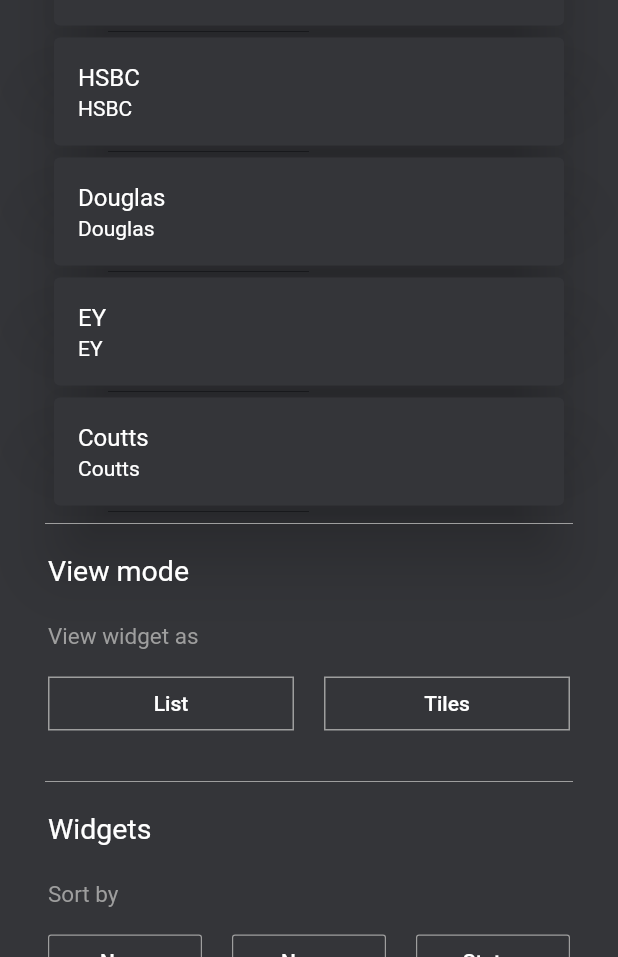
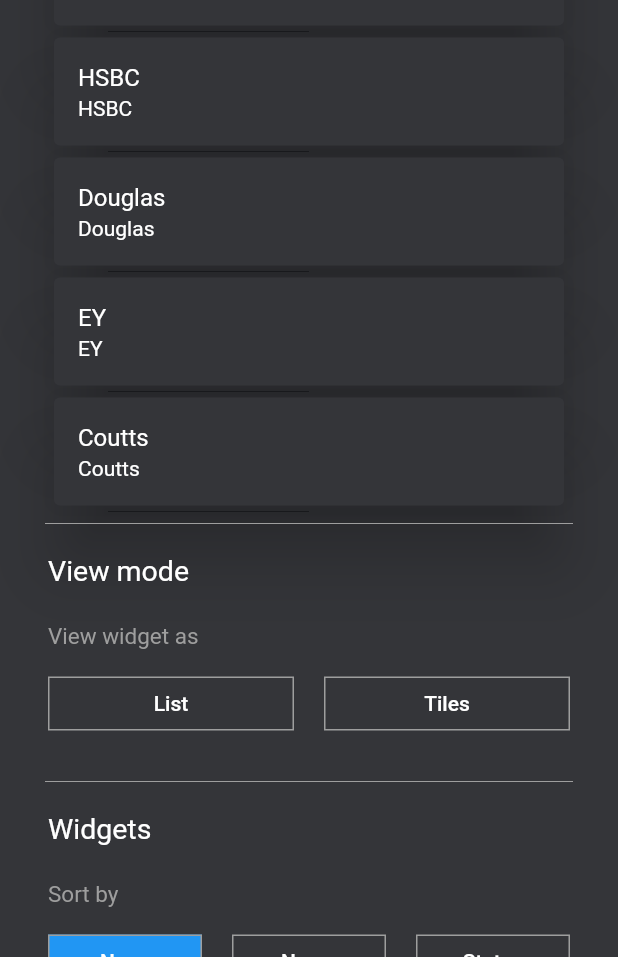
Before and after one commit to wttech/cogboard-mobile, a Flutter app: the SettingsScreen screen opened by its route, after a tap on "None", on a phone screen of 412 x 824 dp, the part 279-1236 px from its top. Run offline on Flutter 3.47's test engine with Material 2 defaults, Android fonts, the phone set to English and light mode, and no system bars; our stand-ins replace shared_preferences; accounts and stored records are empty.

Commit message:
SharedPreferences update, settings screens update

```diff
--- a/lib/providers/settings_provider.dart
+++ b/lib/providers/settings_provider.dart
@@ -1,6 +1,3 @@
-import 'dart:io';
-import 'dart:convert';
-
 import 'package:cogboardmobileapp/models/connection_model.dart';
 import 'package:cogboardmobileapp/models/hints_model.dart';
 import 'package:cogboardmobileapp/models/view_mode_model.dart';
@@ -8,224 +5,151 @@ import 'package:cogboardmobileapp/models/widget_model.dart';
 import 'package:cogboardmobileapp/utils/shared_preferences_utils.dart';
 import 'package:flutter/foundation.dart';
 import 'package:flutter/material.dart';
-import 'package:shared_preferences/shared_preferences.dart';
 
 class SettingsProvider with ChangeNotifier {
+  WidgetSortBy _sortBy;
+  ViewMode _viewAs;
+  Hints _showHints;
+  bool _settingsConfigFetched = false;
 
-  WidgetSortBy sortBy;
-  ViewMode viewAs;
-  Hints showHints;
-  bool settingsConfigFetched = false;
+  final List<Connection> _connections = [
+    Connection(url: 'http://cognifide.com', name: 'Cogboard', isActive: false),
+    Connection(url: 'http://cognifide.com', name: 'HSBC', isActive: false),
+    Connection(url: 'http://cognifide.com', name: 'Douglas', isActive: false),
+    Connection(url: 'http://cognifide.com', name: 'EY', isActive: false),
+    Connection(url: 'http://cognifide.com', name: 'Coutts', isActive: false),
+  ];
 
-
-
-
-  final List<Connection> _connections =  [
-    Connection(
-      url: 'http://cognifide.com',
-      name: 'Cogboard',
-      isActive: false
-    ),
-    Connection(
-        url: 'http://cognifide.com',
-        name: 'HSBC',
-      isActive: false
-    ),
-    Connection(
-        url: 'http://cognifide.com',
-        name: 'Douglas',
-      isActive: false
-    ),
-    Connection(
-        url: 'http://cognifide.com',
-        name: 'EY',
-      isActive: false
-    ),
-    Connection(
-        url: 'http://cognifide.com',
-        name: 'Coutts',
-      isActive: false
-    ),
-  ];
-  final SharedPref _sharedPref = new SharedPref();
-//  List<Connection> _connections;
-
-  final List<WidgetType> _widgets =  [
+  final List<WidgetType> _widgetTypes = [
     WidgetType(
       name: 'Health Check',
       isVisible: true,
     ),
-    WidgetType(
-      name: 'Bamboo Plan',
-        isVisible: true
-    ),
-    WidgetType(
-      name: 'Bamboo Deployment',
-        isVisible: true
-    ),
-    WidgetType(
-      name: 'Jenkins',
-        isVisible: true
-    ),
-    WidgetType(
-      name: 'Checkbox',
-        isVisible: true
-    ),
-    WidgetType(
-      name: 'SonarCube',
-        isVisible: true
-    ),
-    WidgetType(
-      name: 'Text Widget',
-        isVisible: true
-    ),
-    WidgetType(
-      name: 'Clock',
-        isVisible: true
-    ),
-    WidgetType(
-      name: 'BundleInfo',
-        isVisible: true
-    ),
-    WidgetType(
-      name: 'ServiceCheck',
-        isVisible: true
-    ),
-    WidgetType(
-      name: 'PersonDraw',
-        isVisible: true
-    ),
-    WidgetType(
-      name: 'IFrame',
-        isVisible: true
-    ),
+    WidgetType(name: 'Bamboo Plan', isVisible: true),
+    WidgetType(name: 'Bamboo Deployment', isVisible: true),
+    WidgetType(name: 'Jenkins', isVisible: true),
+    WidgetType(name: 'Checkbox', isVisible: true),
+    WidgetType(name: 'SonarCube', isVisible: true),
+    WidgetType(name: 'Text Widget', isVisible: true),
+    WidgetType(name: 'Clock', isVisible: true),
+    WidgetType(name: 'BundleInfo', isVisible: true),
+    WidgetType(name: 'ServiceCheck', isVisible: true),
+    WidgetType(name: 'PersonDraw', isVisible: true),
+    WidgetType(name: 'IFrame', isVisible: true),
   ];
 
   List<WidgetType> get widgets {
-    return _widgets;
+    return _widgetTypes;
   }
 
-  // SettingsProvider() {
-  //   loadConenctions();
-  // }
-
-//  Future<void> fetchConnections() async {
-//    _connections =
-//        Connection.decodeConnections(await _sharedPref.read('connections'));
-//    notifyListeners();
-//  }
-//
   List<Connection> get connections {
     return _connections;
   }
 
+  ViewMode get viewMode {
+    return _viewAs;
+  }
+
+  WidgetSortBy get sortBy {
+    return _sortBy;
+  }
+
+  Hints get showHints {
+    return _showHints;
+  }
+
   initialValue() async {
-
-    _sharedPref.save('connections', _connections);
-    _sharedPref.save('widgetsTypes', _widgets);
+    SharedPref.save('connections', _connections);
+    ViewMode viewWidgetAs = ViewMode.List;
+    SharedPref.save('viewAs', describeEnum(viewWidgetAs).toString());
+    SharedPref.save('widgetsTypes', _widgetTypes);
     WidgetSortBy sortBy = WidgetSortBy.Name;
-    _sharedPref.save('widgetsSortBy', describeEnum(sortBy).toString());
-    ViewMode viewAs = ViewMode.List;
-    _sharedPref.save('viewAs', describeEnum(viewAs).toString());
+    SharedPref.save('widgetsSortBy', describeEnum(sortBy).toString());
     Hints showHints = Hints.Off;
-    _sharedPref.save('showHints', describeEnum(showHints).toString());
-
-
+    SharedPref.save('showHints', describeEnum(showHints).toString());
   }
 
   T enumFromString<T>(Iterable<T> values, String value) {
-    return values.firstWhere((type) => type.toString().split(".").last == value,
-        orElse: () => null);
+    return values.firstWhere((type) => type.toString().split(".").last == value, orElse: () => null);
   }
 
   Future<void> fetchConnections() async {
-    List<Connection> allConnections = (await _sharedPref.read(
-        'connections') as List).map((connection) =>
-        Connection.fromJson(connection)).toList();
+    List<Connection> allConnections =
+        (await SharedPref.read('connections') as List).map((connection) => Connection.fromJson(connection)).toList();
 
     for (var con in allConnections) {
       print(con.name);
     }
   }
 
-  void addNewConnection(Connection newConnection) {
-    _connections.add(newConnection);
-    _sharedPref.save('connections', _connections);
-    notifyListeners();
-  }
-
-  void removeConnection(Connection removedConnection) {
-    _connections.remove(removedConnection);
-    _sharedPref.save('connections', _connections);
-    notifyListeners();
-  }
-
   Future<void> fetchViewWidgetsAs() async {
-    viewAs = enumFromString(ViewMode.values, await _sharedPref.read('viewAs'));
-    print(viewAs.toString());
-  }
-
-  Future<void> fetchSettingsConfig() async {
-    if(!settingsConfigFetched) {
-      await fetchConnections();
-      await fetchWidgetsTypes();
-      await fetchWidgetsSortBy();
-      await fetchViewWidgetsAs();
-      await fetchShowHints();
-      settingsConfigFetched = true;
-      notifyListeners();
-    }
-  }
-
-  setViewWidgetsAs(ViewMode viewWidgetAs) {
-    viewAs = viewWidgetAs;
-    _sharedPref.save('viewAs', describeEnum(viewAs).toString());
-    notifyListeners();
-  }
-
-  ViewMode get ViewModeAs{
-    return viewAs;
+    _viewAs = enumFromString(ViewMode.values, await SharedPref.read('viewAs'));
+    print(_viewAs.toString());
   }
 
   Future<void> fetchWidgetsSortBy() async {
-    sortBy = enumFromString(WidgetSortBy.values, await _sharedPref.read('widgetsSortBy'));
+    _sortBy = enumFromString(WidgetSortBy.values, await SharedPref.read('widgetsSortBy'));
   }
 
-  setWidgetsSortBy(WidgetSortBy widgetSortBy) {
-    sortBy = widgetSortBy;
-    _sharedPref.save('viewAs', describeEnum(sortBy).toString());
-    notifyListeners();
-  }
-
-
   Future<void> fetchWidgetsTypes() async {
-    List<WidgetType> allWidgetsTypes = (await _sharedPref.read(
-        'widgetsTypes') as List).map((widgetType) =>
-        WidgetType.fromJson(widgetType)).toList();
+    List<WidgetType> allWidgetsTypes =
+        (await SharedPref.read('widgetsTypes') as List).map((widgetType) => WidgetType.fromJson(widgetType)).toList();
 
     for (var con in allWidgetsTypes) {
       print(con.name);
     }
   }
 
-  setWidgetTypeVisible(int index, bool value){
-    _widgets[index].isVisible = value;
-    _sharedPref.save('widgetsTypes', _widgets);
+  Future<void> fetchShowHints() async {
+    _showHints = enumFromString(Hints.values, await SharedPref.read('showHints'));
+    print(_showHints.toString());
+  }
+
+  Future<void> fetchSettingsConfig() async {
+    if (!_settingsConfigFetched) {
+      await fetchConnections();
+      await fetchViewWidgetsAs();
+      await fetchWidgetsSortBy();
+      await fetchWidgetsTypes();
+      await fetchShowHints();
+      _settingsConfigFetched = true;
+      notifyListeners();
+    }
+  }
+
+  void addNewConnection(Connection newConnection) {
+    _connections.add(newConnection);
+    SharedPref.save('connections', _connections);
     notifyListeners();
   }
 
-  Future<void> fetchShowHints() async {
-    showHints = enumFromString(Hints.values, await _sharedPref.read('showHints'));
-    print(showHints.toString());
+  void removeConnection(Connection removedConnection) {
+    _connections.remove(removedConnection);
+    SharedPref.save('connections', _connections);
+    notifyListeners();
+  }
+
+  setViewWidgetsAs(ViewMode viewWidgetAs) {
+    _viewAs = viewWidgetAs;
+    SharedPref.save('viewAs', describeEnum(_viewAs).toString());
+    notifyListeners();
+  }
+
+  setWidgetsSortBy(WidgetSortBy widgetSortBy) {
+    _sortBy = widgetSortBy;
+    SharedPref.save('viewAs', describeEnum(_sortBy).toString());
+    notifyListeners();
+  }
+
+  setWidgetTypeVisible(int index, bool value) {
+    _widgetTypes[index].isVisible = value;
+    SharedPref.save('widgetsTypes', _widgetTypes);
+    notifyListeners();
   }
 
   setShowHints(Hints newShowHints) {
-    showHints = newShowHints;
-    _sharedPref.save('showHints', describeEnum(showHints).toString());
+    _showHints = newShowHints;
+    SharedPref.save('showHints', describeEnum(_showHints).toString());
     notifyListeners();
   }
-
-
-
-
 }
--- a/lib/screens/settings_hints.dart
+++ b/lib/screens/settings_hints.dart
@@ -1,13 +1,19 @@
+import 'package:cogboardmobileapp/models/hints_model.dart';
 import 'package:cogboardmobileapp/providers/settings_provider.dart';
 import 'package:flutter/cupertino.dart';
+import 'package:flutter/foundation.dart';
 import 'package:flutter/material.dart';
 import 'package:provider/provider.dart';
-import 'package:cogboardmobileapp/models/settings_tab.dart';
 
 class SettingsHints extends StatelessWidget {
 
+  final Hints showHints;
+
+  SettingsHints(this.showHints);
+
   @override
   Widget build(BuildContext context) {
+    final settingsProvider = Provider.of<SettingsProvider>(context);
     return Container(
       padding: EdgeInsets.symmetric(horizontal: 32),
       margin: EdgeInsets.only(bottom: 20),
@@ -37,32 +43,36 @@ class SettingsHints extends StatelessWidget {
           Row(
             children: <Widget>[
               Expanded(
-                child: OutlineButton(
-                  borderSide: BorderSide(
-                    color: Colors.grey, //Color of the border
-                    style: BorderStyle.solid, //Style of the border
-                    width: 0.8, //width of the border
+                child: FlatButton(
+                  color: showHints == Hints.On ? Colors.blue : Theme.of(context).primaryColor,
+                  shape: RoundedRectangleBorder(
+                      borderRadius: BorderRadius.circular(0.0),
+                      side: BorderSide(color: Colors.grey)
                   ),
                   textColor: Colors.white,
                   splashColor: Colors.blue,
-                  onPressed: () {},
-                  child: Text("On"),
+                  onPressed: () {
+                    settingsProvider.setShowHints(Hints.On);
+                  },
+                  child: Text(describeEnum(Hints.On).toString()),
                 ),
               ),
               Padding(
                 padding: EdgeInsets.symmetric(horizontal: 10),
               ),
               Expanded(
-                child: OutlineButton(
-                  borderSide: BorderSide(
-                    color: Colors.grey, //Color of the border
-                    style: BorderStyle.solid, //Style of the border
-                    width: 0.8, //width of the border
+                child: FlatButton(
+                  color: showHints == Hints.Off ? Colors.blue : Theme.of(context).primaryColor,
+                  shape: RoundedRectangleBorder(
+                      borderRadius: BorderRadius.circular(0.0),
+                      side: BorderSide(color: Colors.grey)
                   ),
                   textColor: Colors.white,
                   splashColor: Colors.blue,
-                  onPressed: () {},
-                  child: Text("Off"),
+                  onPressed: () {
+                    settingsProvider.setShowHints(Hints.Off);
+                  },
+                  child: Text(describeEnum(Hints.Off).toString()),
                 ),
               ),
             ],
--- a/lib/screens/settings_project_list.dart
+++ b/lib/screens/settings_project_list.dart
@@ -12,9 +12,39 @@ class SettingsProjectListScreen extends StatelessWidget {
 
   @override
   Widget build(BuildContext context) {
+    final settingsProvider = Provider.of<SettingsProvider>(context);
     return Container(
       padding: EdgeInsets.symmetric(horizontal: 32),
       child: Column(
+        children: <Widget>[
+          Container(
+            margin: EdgeInsets.only(
+              top: 32,
+              bottom: 15,
+            ),
+            child: Row(
+              children: <Widget>[
+                Expanded(
+                  child: Container(
+                    child: Text(
+                      "Projects",
+                      style: TextStyle(
+                        color: Colors.white,
+                        fontSize: 19,
+                      ),
+                    ),
+                  ),
+                ),
+                Container(
+                  child: Icon(
+                    Icons.add,
+                    color: Colors.white,
+                  ),
+                )
+              ],
+            ),
+          ),
+          Column(
             children: projects.map(
               (project) {
                 return Row(
@@ -36,6 +66,9 @@ class SettingsProjectListScreen extends StatelessWidget {
                             vertical: 4,
                           ),
                         ),
+                        onDismissed: (direction){
+                          settingsProvider.removeConnection(project);
+                        },
                         direction: DismissDirection.endToStart,
                         child: Card(
                           color: Theme.of(context).primaryColor,
@@ -62,6 +95,8 @@ class SettingsProjectListScreen extends StatelessWidget {
               },
             ).toList(),
           ),
+        ],
+      ),
     );
   }
 }
--- a/lib/screens/settings_screen.dart
+++ b/lib/screens/settings_screen.dart
@@ -31,71 +31,25 @@ class SettingsScreen extends StatelessWidget {
                 child: Container(
                   child: Column(
                     children: <Widget>[
-                      Container(
-                        child: LayoutBuilder(builder: (ctx, constrains) {
-                          return Container(
-                            padding: EdgeInsets.symmetric(
-                              horizontal: 32,
-                            ),
-                            margin: EdgeInsets.only(
-                              top: 32,
-                              bottom: 15,
-                            ),
-                            child: Row(
-                              children: <Widget>[
-                                Expanded(
-                                  child: Container(
-                                    child: Text(
-                                      "Projects",
-                                      style: TextStyle(
-                                        color: Colors.white,
-                                        fontSize: 19,
-                                      ),
-                                    ),
-                                  ),
-                                ),
-//                      SizedBox(
-//                        width: constrains.maxWidth * 0.50,
-//                      ),
-                                Container(
-//                        width: constrains.maxWidth * 0.3,
-                                  child: Icon(
-                                    Icons.add,
-                                    color: Colors.white,
-                                  ),
-                                )
-                              ],
-                            ),
-                          );
-                        }),
-                      ),
                       SettingsProjectListScreen(settingsProvider.connections),
                       Divider(
                         color: Colors.grey,
                         indent: 30,
                         endIndent: 30,
                       ),
-                      SettingsViewMode(settingsProvider.viewAs),
+                      SettingsViewMode(settingsProvider.viewMode),
                       Divider(
                         color: Colors.grey,
                         indent: 30,
                         endIndent: 30,
                       ),
-                      Container(
-                          padding: EdgeInsets.symmetric(horizontal: 32),
-                          margin: EdgeInsets.only(bottom: 20),
-                          child: SettingsWidgets(settingsProvider.widgets)),
+                      SettingsWidgets(settingsProvider.widgets, settingsProvider.sortBy),
                       Divider(
                         color: Colors.grey,
                         indent: 30,
                         endIndent: 30,
                       ),
-                      SettingsHints(),
-                      Divider(
-                        color: Colors.grey,
-                        indent: 30,
-                        endIndent: 30,
-                      ),
+                      SettingsHints(settingsProvider.showHints),
                     ],
                   ),
                 ),
--- a/lib/screens/settings_widgets.dart
+++ b/lib/screens/settings_widgets.dart
@@ -1,25 +1,23 @@
 import 'package:cogboardmobileapp/models/widget_model.dart';
 import 'package:cogboardmobileapp/providers/settings_provider.dart';
 import 'package:flutter/cupertino.dart';
+import 'package:flutter/foundation.dart';
 import 'package:flutter/material.dart';
 import 'package:provider/provider.dart';
-import 'package:cogboardmobileapp/models/settings_tab.dart';
 
-class SettingsWidgets extends StatefulWidget {
-  final List<WidgetType> widgets;
+class SettingsWidgets extends StatelessWidget {
 
-  SettingsWidgets(this.widgets);
+  final WidgetSortBy sortBy;
 
-  @override
-  _SettingsWidgetsState createState() => _SettingsWidgetsState();
-}
-
-class _SettingsWidgetsState extends State<SettingsWidgets> {
-  bool checkboxValue = true;
+  final List<WidgetType> widgetTypes;
+  SettingsWidgets(this.widgetTypes, this.sortBy);
 
   @override
   Widget build(BuildContext context) {
-    return Column(
+    final settingsProvider = Provider.of<SettingsProvider>(context);
+    return Container(
+      padding: EdgeInsets.symmetric(horizontal: 32),
+      child: Column(
         crossAxisAlignment: CrossAxisAlignment.start,
         children: <Widget>[
           Container(
@@ -45,48 +43,54 @@ class _SettingsWidgetsState extends State<SettingsWidgets> {
           Row(
             children: <Widget>[
               Expanded(
-              child: OutlineButton(
-                borderSide: BorderSide(
-                  color: Colors.grey, //Color of the border
-                  style: BorderStyle.solid, //Style of the border
-                  width: 0.8, //width of the border
+                child: FlatButton(
+                  color: sortBy == WidgetSortBy.None ? Colors.blue : Theme.of(context).primaryColor,
+                  shape: RoundedRectangleBorder(
+                      borderRadius: BorderRadius.circular(0.0),
+                      side: BorderSide(color: Colors.grey)
                   ),
                   textColor: Colors.white,
                   splashColor: Colors.blue,
-                onPressed: () {},
-                child: Text("None"),
+                  onPressed: () {
+                    settingsProvider.setWidgetsSortBy(WidgetSortBy.None);
+                  },
+                  child: Text(describeEnum(WidgetSortBy.None).toString()),
                 ),
               ),
               Padding(
                 padding: EdgeInsets.symmetric(horizontal: 10),
               ),
               Expanded(
-              child: OutlineButton(
-                borderSide: BorderSide(
-                  color: Colors.grey, //Color of the border
-                  style: BorderStyle.solid, //Style of the border
-                  width: 0.8, //width of the border
+                child: FlatButton(
+                  color: sortBy == WidgetSortBy.Name ? Colors.blue : Theme.of(context).primaryColor,
+                  shape: RoundedRectangleBorder(
+                      borderRadius: BorderRadius.circular(0.0),
+                      side: BorderSide(color: Colors.grey)
                   ),
                   textColor: Colors.white,
                   splashColor: Colors.blue,
-                onPressed: () {},
-                child: Text("Name"),
+                  onPressed: () {
+                    settingsProvider.setWidgetsSortBy(WidgetSortBy.Name);
+                  },
+                  child: Text(describeEnum(WidgetSortBy.Name).toString()),
                 ),
               ),
               Padding(
                 padding: EdgeInsets.symmetric(horizontal: 10),
               ),
               Expanded(
-              child: OutlineButton(
-                borderSide: BorderSide(
-                  color: Colors.grey, //Color of the border
-                  style: BorderStyle.solid, //Style of the border
-                  width: 0.8, //width of the border
+                child: FlatButton(
+                  color: sortBy == WidgetSortBy.Status ? Colors.blue : Theme.of(context).primaryColor,
+                  shape: RoundedRectangleBorder(
+                      borderRadius: BorderRadius.circular(0.0),
+                      side: BorderSide(color: Colors.grey)
                   ),
                   textColor: Colors.white,
                   splashColor: Colors.blue,
-                onPressed: () {},
-                child: Text("Status"),
+                  onPressed: () {
+                    settingsProvider.setWidgetsSortBy(WidgetSortBy.Status);
+                  },
+                  child: Text(describeEnum(WidgetSortBy.Status).toString()),
                 ),
               ),
             ],
@@ -102,7 +106,7 @@ class _SettingsWidgetsState extends State<SettingsWidgets> {
             ),
           ),
           Column(
-          children: widget.widgets.map((widget) {
+            children: widgetTypes.map((widget) {
               return Row(
                 children: <Widget>[
                   Expanded(
@@ -113,11 +117,9 @@ class _SettingsWidgetsState extends State<SettingsWidgets> {
                           color: Colors.white,
                         ),
                       ),
-                    value: true,
+                      value: widgetTypes[widgetTypes.indexOf(widget)].isVisible,
                       onChanged: (bool value) {
-                      setState(() {
-                        value = true;
-                      });
+                        settingsProvider.setWidgetTypeVisible(widgetTypes.indexOf(widget), value);
                       },
                       activeColor: Colors.blue,
                     ),
@@ -127,6 +129,7 @@ class _SettingsWidgetsState extends State<SettingsWidgets> {
             }).toList(),
           ),
         ],
+      ),
     );
   }
 }
--- a/lib/utils/shared_preferences_utils.dart
+++ b/lib/utils/shared_preferences_utils.dart
@@ -2,18 +2,23 @@ import 'package:shared_preferences/shared_preferences.dart';
 import 'dart:convert';
 
 class SharedPref {
-  read(String key) async {
+  static Future<dynamic> read(String key) async {
     final prefs = await SharedPreferences.getInstance();
     return json.decode(prefs.getString(key));
   }
 
-  save(String key, value) async {
+  static Future<void> save(String key, value) async {
     final prefs = await SharedPreferences.getInstance();
     prefs.setString(key, json.encode(value));
   }
 
-  remove(String key) async {
+  static Future<void> remove(String key) async {
     final prefs = await SharedPreferences.getInstance();
     prefs.remove(key);
   }
+
+  static Future<bool> containsKey(String key) async {
+    final prefs = await SharedPreferences.getInstance();
+    return prefs.containsKey(key);
+  }
 }
```
Also changed, not shown: pubspec.lock. Lines whose indentation alone changed are shown as unchanged.
